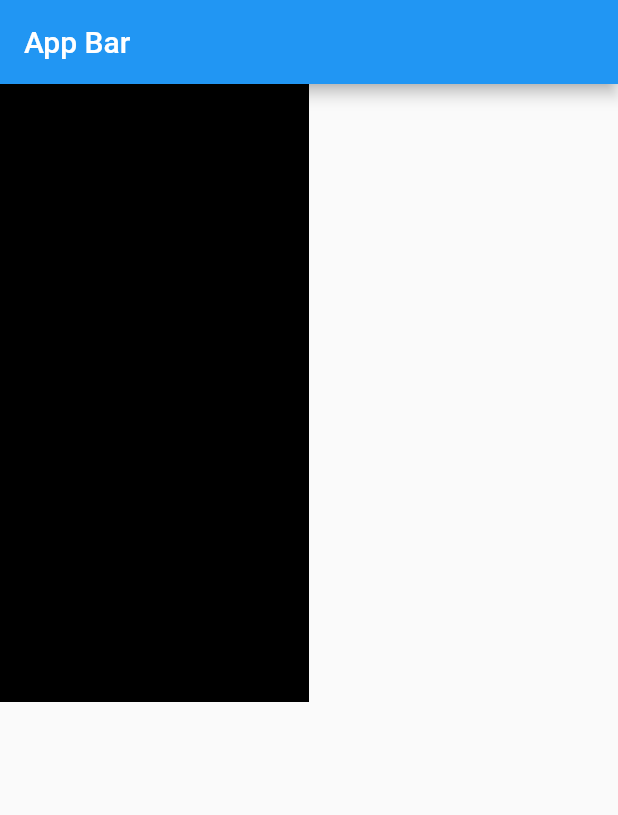
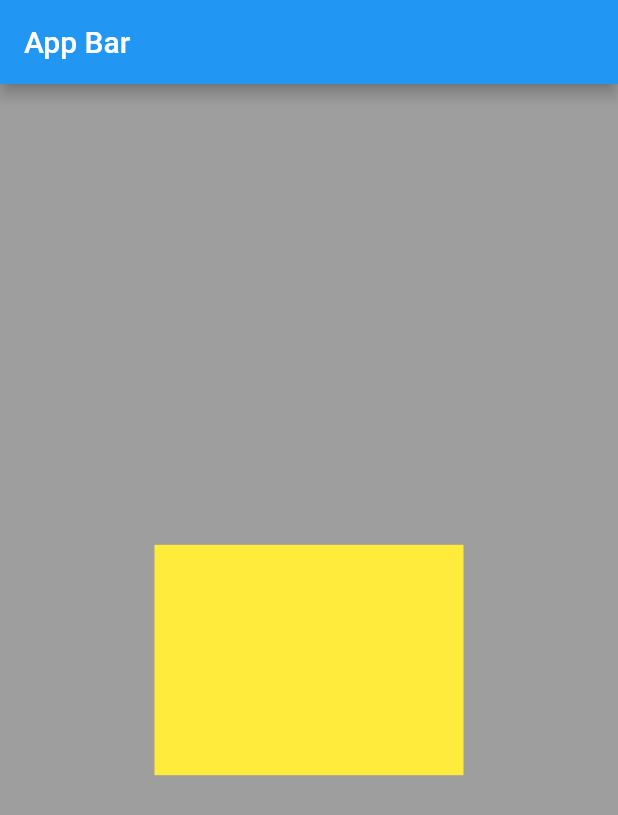
Before and after one commit to clavison/aula-flutter, a Flutter app: the screen it shows after launch, on a phone screen of 412 x 824 dp. Shown: the top 815 px of the screen. Run offline on Flutter 3.47's test engine with Material 2 defaults, Android fonts, the light colour scheme and no system bars.

Commit message:
LayoutBuilder

```diff
--- a/lib/main.dart
+++ b/lib/main.dart
@@ -26,15 +26,21 @@ class _MyAppState extends State<MyApp> {
     return MaterialApp(
       debugShowCheckedModeBanner: false,
       home: Scaffold(
-        appBar: AppBar(title: const Text("App Bar")),
-        body: Builder(builder: (context) {
-          return Container(
-            height: MediaQuery.of(context).size.height / 2,
-            width: MediaQuery.of(context).size.width / 2,
-            color: Colors.black,
-          );
-        }),
-      ),
+          appBar: AppBar(title: const Text("App Bar")),
+          body: Container(
+            height: double.infinity,
+            width: double.infinity,
+            color: Colors.grey,
+            child: Center(
+              child: LayoutBuilder(builder: (BuildContext context, BoxConstraints constraints) {
+                return Container(
+                  color: Colors.yellow,
+                  width: constraints.maxWidth * 0.5,
+                  height: constraints.maxHeight * 0.2,
+                );
+              }),
+            ),
+          )),
     );
   }
 }
```
